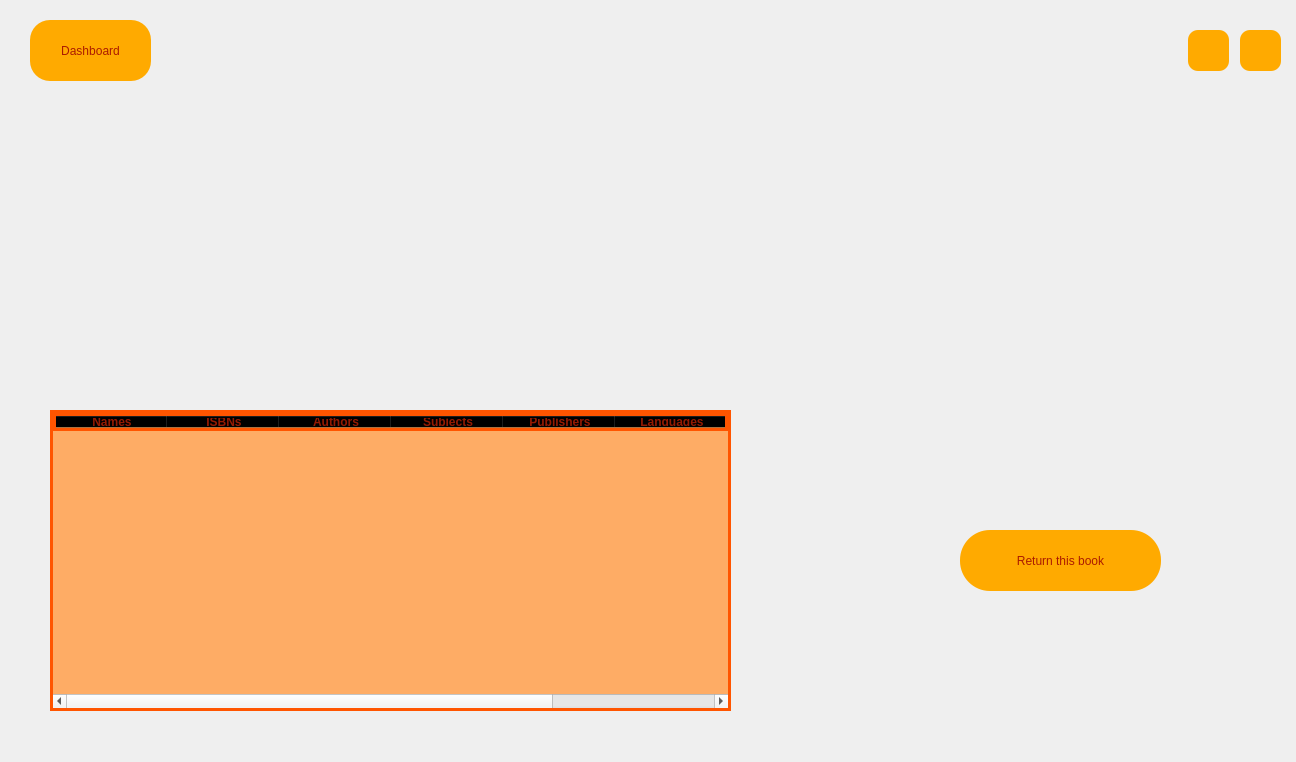
audrina-ebrahimi/Library, file returnboy.ui: the form before one commit.
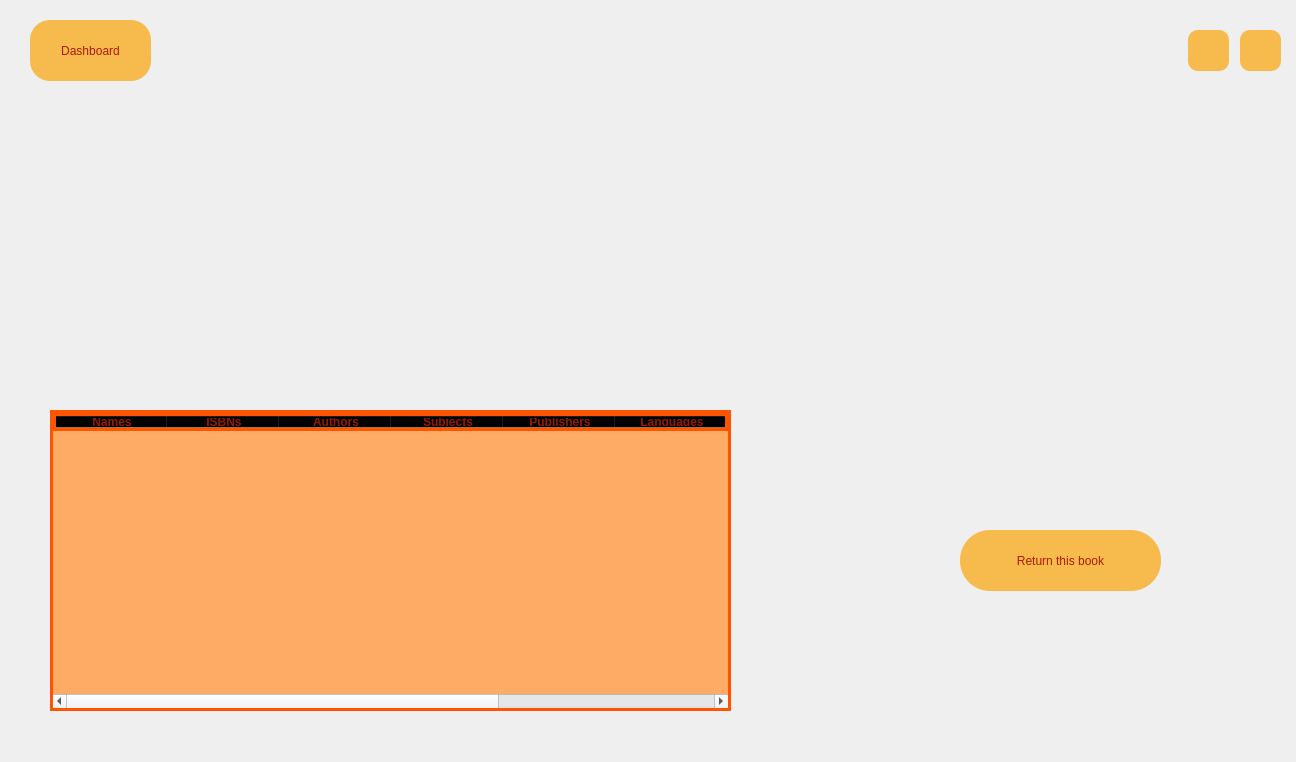
The form after the commit. Icons and pictures are not drawn.

Commit message: Complete get and return books.

```diff
--- a/returnboy.ui
+++ b/returnboy.ui
@@ -33,8 +33,11 @@
 
 QPushButton
 {
+	background-color: rgb(247, 187, 77);
+
+
 	color: rgb(171, 27, 0);
-	background-color: rgb(255, 170, 0);
+	
 	font: 20pt &quot;Tw Cen MT Condensed Extra Bold&quot;;
     border-radius: 10px;
 }
@@ -156,7 +159,18 @@
     </column>
     <column>
      <property name="text">
-      <string>Availablity</string>
+      <string>Get Book Date</string>
+     </property>
+     <property name="font">
+      <font>
+       <weight>75</weight>
+       <bold>true</bold>
+      </font>
+     </property>
+    </column>
+    <column>
+     <property name="text">
+      <string>Return Book Date</string>
      </property>
      <property name="font">
       <font>
```
The commit also changes 33 other files.
